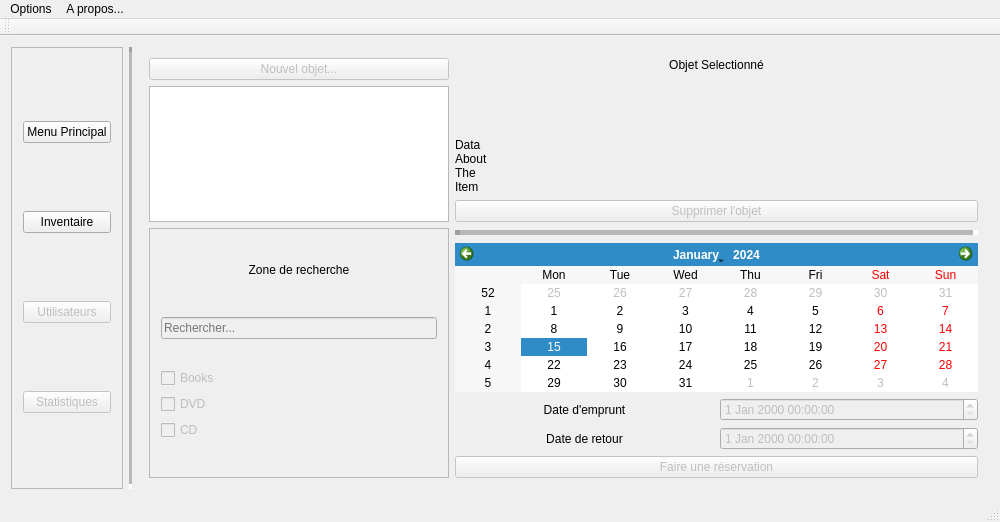
First picture: the form in LOA/projetLOA/mainwindow.ui, repository remijamous/ProjetLOA, before the edit.
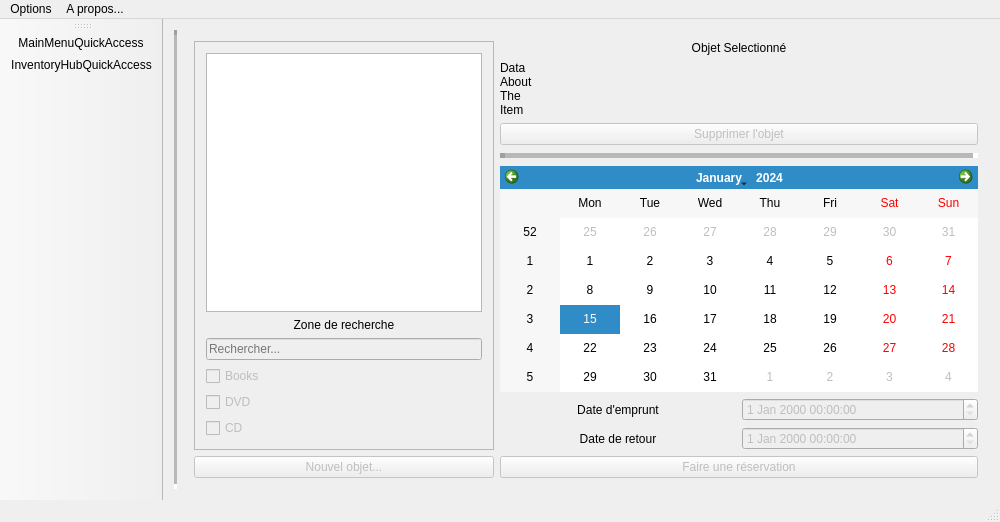
Second picture: the form after the edit.

Diff of the .ui file:
```diff
--- a/LOA/projetLOA/mainwindow.ui
+++ b/LOA/projetLOA/mainwindow.ui
@@ -15,58 +15,6 @@
   </property>
   <widget class="QWidget" name="centralWidget">
    <layout class="QHBoxLayout" name="horizontalLayout_2">
-    <item>
-     <widget class="QFrame" name="QuickAccessButtonsArea">
-      <property name="frameShape">
-       <enum>QFrame::StyledPanel</enum>
-      </property>
-      <property name="frameShadow">
-       <enum>QFrame::Raised</enum>
-      </property>
-      <property name="lineWidth">
-       <number>10</number>
-      </property>
-      <layout class="QVBoxLayout" name="verticalLayout">
-       <item>
-        <widget class="QPushButton" name="MainMenuQuickAccess">
-         <property name="text">
-          <string>Menu Principal</string>
-         </property>
-        </widget>
-       </item>
-       <item>
-        <widget class="QPushButton" name="InventoryHubQuickAccess">
-         <property name="text">
-          <string>Inventaire</string>
-         </property>
-        </widget>
-       </item>
-       <item>
-        <widget class="QPushButton" name="UserHubQuickAccess">
-         <property name="enabled">
-          <bool>false</bool>
-         </property>
-         <property name="text">
-          <string>Utilisateurs</string>
-         </property>
-         <property name="checkable">
-          <bool>false</bool>
-         </property>
-        </widget>
-       </item>
-       <item>
-        <widget class="QPushButton" name="StatisticsHubQuickAccess">
-         <property name="enabled">
-          <bool>false</bool>
-         </property>
-         <property name="text">
-          <string>Statistiques</string>
-         </property>
-        </widget>
-       </item>
-      </layout>
-     </widget>
-    </item>
     <item>
      <widget class="Line" name="QuickAccessMenuSeparator">
       <property name="frameShadow">
@@ -173,25 +121,12 @@
            </property>
            <item>
             <layout class="QVBoxLayout" name="LeftSideLayout">
-             <item>
-              <widget class="QPushButton" name="CreateItemButton">
-               <property name="enabled">
-                <bool>false</bool>
-               </property>
-               <property name="text">
-                <string>Nouvel objet...</string>
-               </property>
-              </widget>
-             </item>
-             <item>
-              <widget class="QListWidget" name="ItemList"/>
-             </item>
              <item>
               <widget class="QFrame" name="ResearchFilters">
                <property name="minimumSize">
                 <size>
                  <width>0</width>
-                 <height>250</height>
+                 <height>325</height>
                 </size>
                </property>
                <property name="frameShape">
@@ -207,6 +142,16 @@
                 <number>20</number>
                </property>
                <layout class="QVBoxLayout" name="verticalLayout_4">
+                <item>
+                 <widget class="QTableView" name="tableView">
+                  <property name="minimumSize">
+                   <size>
+                    <width>250</width>
+                    <height>0</height>
+                   </size>
+                  </property>
+                 </widget>
+                </item>
                 <item>
                  <widget class="QLabel" name="ResearchAreaTitle">
                   <property name="enabled">
@@ -276,6 +221,16 @@
                </layout>
               </widget>
              </item>
+             <item>
+              <widget class="QPushButton" name="CreateItemButton">
+               <property name="enabled">
+                <bool>false</bool>
+               </property>
+               <property name="text">
+                <string>Nouvel objet...</string>
+               </property>
+              </widget>
+             </item>
             </layout>
            </item>
           </layout>
@@ -314,6 +269,12 @@
               <layout class="QVBoxLayout" name="SelectedItem">
                <item>
                 <widget class="QLabel" name="ItemDataTitle">
+                 <property name="maximumSize">
+                  <size>
+                   <width>16777215</width>
+                   <height>25</height>
+                  </size>
+                 </property>
                  <property name="text">
                   <string>Objet Selectionné</string>
                  </property>
@@ -325,19 +286,6 @@
                  </property>
                 </widget>
                </item>
-               <item>
-                <spacer name="VerticalSpacerForTitle">
-                 <property name="orientation">
-                  <enum>Qt::Vertical</enum>
-                 </property>
-                 <property name="sizeHint" stdset="0">
-                  <size>
-                   <width>20</width>
-                   <height>40</height>
-                  </size>
-                 </property>
-                </spacer>
-               </item>
                <item>
                 <widget class="QLabel" name="ItemData">
                  <property name="text">
@@ -346,6 +294,9 @@
 The
 Item</string>
                  </property>
+                 <property name="alignment">
+                  <set>Qt::AlignLeading|Qt::AlignLeft|Qt::AlignTop</set>
+                 </property>
                  <property name="margin">
                   <number>15</number>
                  </property>
@@ -477,13 +428,19 @@
    <addaction name="menuOptions_2"/>
    <addaction name="menuA_propos"/>
   </widget>
-  <widget class="QToolBar" name="mainToolBar">
+  <widget class="QStatusBar" name="statusBar"/>
+  <widget class="QToolBar" name="toolBar_2">
+   <property name="windowTitle">
+    <string>toolBar_2</string>
+   </property>
    <attribute name="toolBarArea">
-    <enum>TopToolBarArea</enum>
+    <enum>LeftToolBarArea</enum>
    </attribute>
    <attribute name="toolBarBreak">
-    <bool>false</bool>
+    <bool>true</bool>
    </attribute>
+   <addaction name="actionMainMenuQuickAccess"/>
+   <addaction name="actionInventoryHubQuickAccess"/>
   </widget>
   <widget class="QStatusBar" name="statusBar"/>
   <action name="actionInventoryHubQuickAccess">
@@ -491,6 +448,11 @@
     <string>InventoryHubQuickAccess</string>
    </property>
   </action>
+  <action name="actionMainMenuQuickAccess">
+   <property name="text">
+    <string>MainMenuQuickAccess</string>
+   </property>
+  </action>
  </widget>
  <layoutdefault spacing="6" margin="11"/>
  <resources/>
```
Left out of the diff: 1 changed line with no effect on the pictures.
